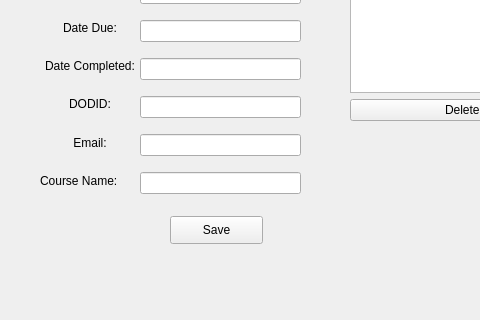
This is src/uiFile.ui in andrewh1011/project_elevate as Qt 5 draws it before an edit; both pictures show x 0 to 480 and y 174 to 494 of the 928 by 494 pixel window. The edited form follows.
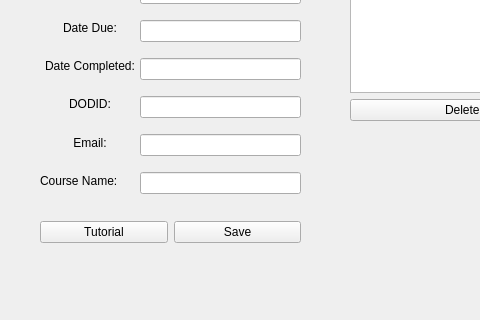
This is the edited form.

Commit message: tutorial button and QMessageBox added, still need to write the text

The edit to the form file:
```diff
--- a/src/uiFile.ui
+++ b/src/uiFile.ui
@@ -19,24 +19,6 @@
    <string>Project Elevate</string>
   </property>
   <widget class="QWidget" name="centralwidget">
-   <widget class="QPushButton" name="saveSourceBtn">
-    <property name="geometry">
-     <rect>
-      <x>170</x>
-      <y>390</y>
-      <width>93</width>
-      <height>28</height>
-     </rect>
-    </property>
-    <property name="font">
-     <font>
-      <family>Arial</family>
-     </font>
-    </property>
-    <property name="text">
-     <string>Save</string>
-    </property>
-   </widget>
    <widget class="QLabel" name="label_5">
     <property name="geometry">
      <rect>
@@ -422,6 +404,42 @@
      </item>
     </layout>
    </widget>
+   <widget class="QWidget" name="">
+    <property name="geometry">
+     <rect>
+      <x>40</x>
+      <y>390</y>
+      <width>261</width>
+      <height>32</height>
+     </rect>
+    </property>
+    <layout class="QHBoxLayout" name="horizontalLayout_3">
+     <item>
+      <widget class="QPushButton" name="tutorialBtn">
+       <property name="font">
+        <font>
+         <family>Arial</family>
+        </font>
+       </property>
+       <property name="text">
+        <string>Tutorial</string>
+       </property>
+      </widget>
+     </item>
+     <item>
+      <widget class="QPushButton" name="saveSourceBtn">
+       <property name="font">
+        <font>
+         <family>Arial</family>
+        </font>
+       </property>
+       <property name="text">
+        <string>Save</string>
+       </property>
+      </widget>
+     </item>
+    </layout>
+   </widget>
   </widget>
   <widget class="QMenuBar" name="menubar">
    <property name="geometry">
```
The commit also changes 3 other files.
